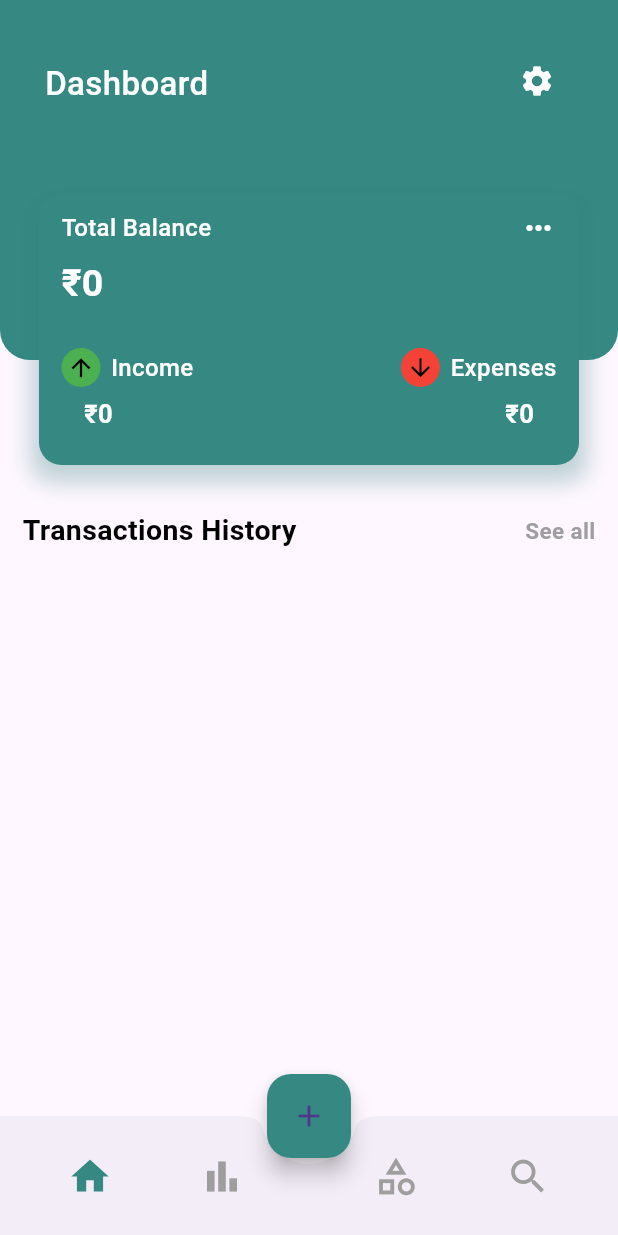
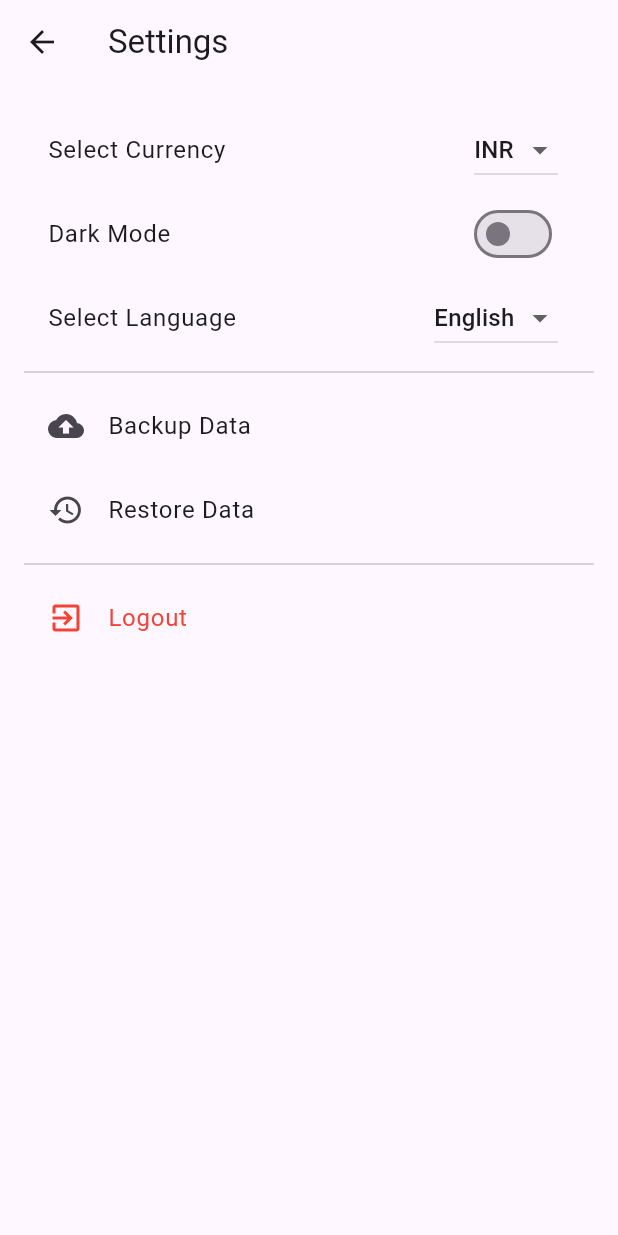
Before and after one commit to yasuo72/Expenses_tracker, a Flutter app: the screen it shows after launch, after a tap on the "settings" icon, on a phone screen of 412 x 824 dp. Run offline on Flutter 3.47's test engine with Material 3 defaults, Android fonts, the phone set to English and light mode, and no system bars; our stand-ins replace hive, hive_flutter, shared_preferences, syncfusion_flutter_charts; accounts and stored records are empty.

```diff
--- a/lib/data/utilty.dart
+++ b/lib/data/utilty.dart
@@ -3,7 +3,7 @@ import 'package:hive/hive.dart';
 import 'package:intl/intl.dart';
 
 final box = Hive.box<Transaction>('transactions');
-String selectedCurrency = 'INR'; // डिफ़ॉल्ट करेंसी
+String selectedCurrency = 'INR'; // Default currency set to INR
 
 int totalBalance() {
   var transactions = box.values.toList();
@@ -91,11 +91,13 @@ List<int> time(List<Transaction> transactions, bool hour, bool day, bool month)
   return totals;
 }
 
+// Updated function for INR formatting
 String formatCurrency(int value) {
-  final format = NumberFormat.currency(symbol: '', decimalDigits: 0, locale: 'en_US');
-  return '${getCurrencySymbol(selectedCurrency)}${format.format(value)}';
+  final format = NumberFormat.currency(symbol: '₹', decimalDigits: 2, locale: 'hi_IN');
+  return format.format(value);
 }
 
+// Currency symbol function (No changes needed)
 String getCurrencySymbol(String currencyCode) {
   switch (currencyCode) {
     case 'USD':
--- a/lib/main.dart
+++ b/lib/main.dart
@@ -1,37 +1,41 @@
 import 'package:expanse_management/presentation/widgets/bottom_navbar.dart';
 import 'package:expanse_management/domain/models/category_model.dart';
 import 'package:expanse_management/domain/models/transaction_model.dart';
+import 'package:expanse_management/theme/theme_provider.dart';
 import 'package:flutter/material.dart';
 import 'package:hive_flutter/adapters.dart';
-
-// Future<void> clearData() async {
-//   final appDocumentDirectory =
-//       await path_provider.getApplicationDocumentsDirectory();
-//   Hive.init(appDocumentDirectory.path);
-//   await Hive.deleteFromDisk();
-// }
+import 'package:provider/provider.dart';
 
 void main() async {
-  // WidgetsFlutterBinding.ensureInitialized();
-  // await clearData();
+  WidgetsFlutterBinding.ensureInitialized();
   await Hive.initFlutter();
   Hive.registerAdapter(TransactionAdapter());
   Hive.registerAdapter(CategoryModelAdapter());
   await Hive.openBox<Transaction>('transactions');
   await Hive.openBox<CategoryModel>('categories');
 
-  runApp(const MyApp());
+  runApp(
+    ChangeNotifierProvider(
+      create: (context) => ThemeProvider(),
+      child: const MyApp(),
+    ),
+  );
 }
 
 class MyApp extends StatelessWidget {
   const MyApp({super.key});
 
-  // This widget is the root of your application.
   @override
   Widget build(BuildContext context) {
-    return const MaterialApp(
+    var themeProvider = Provider.of<ThemeProvider>(context);
+
+    return MaterialApp(
       debugShowCheckedModeBanner: false,
-      home: Bottom(),
+      title: 'Expense Tracker',
+      theme: ThemeData.light(),
+      darkTheme: ThemeData.dark(),
+      themeMode: themeProvider.isDarkMode ? ThemeMode.dark : ThemeMode.light,
+      home: const Bottom(),
     );
   }
 }
--- a/lib/presentation/screens/home.dart
+++ b/lib/presentation/screens/home.dart
@@ -3,6 +3,7 @@ import 'package:expanse_management/data/utilty.dart';
 import 'package:expanse_management/domain/models/transaction_model.dart';
 import 'package:flutter/material.dart';
 import 'package:hive_flutter/adapters.dart';
+import 'package:expanse_management/presentation/screens/settings.dart';
 
 class Home extends StatefulWidget {
   const Home({super.key});
@@ -165,7 +166,12 @@ class _HomeState extends State<Home> {
             top: 30,
             right: 30,
             child: IconButton(
-                      onPressed: () {},
+              onPressed: () {
+                Navigator.push(
+                  context,
+                  MaterialPageRoute(builder: (context) => SettingsScreen()),
+                );
+              },
               icon: const Icon(Icons.settings, color: Colors.white),
             ),
           ),
@@ -182,6 +188,8 @@ class _HomeState extends State<Home> {
           ),
         ],
       ),
+
+
             ),
           ],
         ),
--- /dev/null
+++ b/lib/presentation/screens/settings.dart
@@ -0,0 +1,144 @@
+import 'package:flutter/material.dart';
+import 'package:provider/provider.dart';
+import 'package:shared_preferences/shared_preferences.dart';
+import 'package:expanse_management/theme/theme_provider.dart';
+
+class SettingsScreen extends StatefulWidget {
+  @override
+  _SettingsScreenState createState() => _SettingsScreenState();
+}
+
+class _SettingsScreenState extends State<SettingsScreen> {
+  String selectedCurrency = 'INR'; // Default currency
+  String selectedLanguage = 'English';
+  List<String> currencies = ['INR', 'USD', 'EUR', 'GBP', 'JPY', 'AUD'];
+  List<String> languages = ['English', 'Hindi', 'Spanish', 'French'];
+
+  @override
+  void initState() {
+    super.initState();
+    _loadSettings();
+  }
+
+  Future<void> _loadSettings() async {
+    final prefs = await SharedPreferences.getInstance();
+    setState(() {
+      selectedCurrency = prefs.getString('selectedCurrency') ?? 'INR';
+      selectedLanguage = prefs.getString('selectedLanguage') ?? 'English';
+    });
+  }
+
+  Future<void> _saveSetting(String key, dynamic value) async {
+    final prefs = await SharedPreferences.getInstance();
+    if (value is String) {
+      await prefs.setString(key, value);
+    }
+  }
+
+  void _logout() {
+    // Implement logout logic (e.g., Firebase sign-out or clear session)
+    print("User logged out");
+    Navigator.pushReplacementNamed(context, '/login'); // Redirect to login screen
+  }
+
+  Future<void> _backupData() async {
+    // Implement backup logic
+    ScaffoldMessenger.of(context).showSnackBar(
+      SnackBar(content: Text("Backup completed successfully!")),
+    );
+  }
+
+  Future<void> _restoreData() async {
+    // Implement restore logic
+    ScaffoldMessenger.of(context).showSnackBar(
+      SnackBar(content: Text("Data restored successfully!")),
+    );
+  }
+
+  @override
+  Widget build(BuildContext context) {
+    var themeProvider = Provider.of<ThemeProvider>(context);
+
+    return Scaffold(
+      appBar: AppBar(title: Text("Settings")),
+      body: Padding(
+        padding: const EdgeInsets.all(16.0),
+        child: ListView(
+          children: [
+            // Currency Selector
+            ListTile(
+              title: Text("Select Currency"),
+              trailing: DropdownButton<String>(
+                value: selectedCurrency,
+                items: currencies.map((String currency) {
+                  return DropdownMenuItem<String>(
+                    value: currency,
+                    child: Text(currency),
+                  );
+                }).toList(),
+                onChanged: (String? newCurrency) {
+                  if (newCurrency != null) {
+                    setState(() => selectedCurrency = newCurrency);
+                    _saveSetting('selectedCurrency', newCurrency);
+                  }
+                },
+              ),
+            ),
+
+            // Dark Mode Toggle
+            SwitchListTile(
+              title: Text("Dark Mode"),
+              value: themeProvider.isDarkMode,
+              onChanged: (bool value) {
+                themeProvider.toggleTheme();
+              },
+            ),
+
+            // Language Selector
+            ListTile(
+              title: Text("Select Language"),
+              trailing: DropdownButton<String>(
+                value: selectedLanguage,
+                items: languages.map((String language) {
+                  return DropdownMenuItem<String>(
+                    value: language,
+                    child: Text(language),
+                  );
+                }).toList(),
+                onChanged: (String? newLanguage) {
+                  if (newLanguage != null) {
+                    setState(() => selectedLanguage = newLanguage);
+                    _saveSetting('selectedLanguage', newLanguage);
+                  }
+                },
+              ),
+            ),
+
+            Divider(),
+
+            // Backup & Restore Options
+            ListTile(
+              title: Text("Backup Data"),
+              leading: Icon(Icons.backup),
+              onTap: _backupData,
+            ),
+            ListTile(
+              title: Text("Restore Data"),
+              leading: Icon(Icons.restore),
+              onTap: _restoreData,
+            ),
+
+            Divider(),
+
+            // Logout Button
+            ListTile(
+              title: Text("Logout", style: TextStyle(color: Colors.red)),
+              leading: Icon(Icons.exit_to_app, color: Colors.red),
+              onTap: _logout,
+            ),
+          ],
+        ),
+      ),
+    );
+  }
+}
--- /dev/null
+++ b/lib/theme/theme_provider.dart
@@ -0,0 +1,25 @@
+import 'package:flutter/material.dart';
+import 'package:shared_preferences/shared_preferences.dart';
+
+class ThemeProvider extends ChangeNotifier {
+  bool _isDarkMode = false;
+
+  bool get isDarkMode => _isDarkMode;
+
+  ThemeProvider() {
+    _loadTheme();
+  }
+
+  Future<void> _loadTheme() async {
+    final prefs = await SharedPreferences.getInstance();
+    _isDarkMode = prefs.getBool('isDarkMode') ?? false;
+    notifyListeners();
+  }
+
+  Future<void> toggleTheme() async {
+    _isDarkMode = !_isDarkMode;
+    final prefs = await SharedPreferences.getInstance();
+    await prefs.setBool('isDarkMode', _isDarkMode);
+    notifyListeners();
+  }
+}
--- a/pubspec.yaml
+++ b/pubspec.yaml
@@ -35,6 +35,8 @@ dependencies:
   # Use with the CupertinoIcons class for iOS style icons.
   cupertino_icons: ^1.0.2
   syncfusion_flutter_charts: ^21.2.8
+  provider: ^6.0.5
+  shared_preferences: ^2.2.0
   win32: 3.0.0
   hive: ^2.2.3
   hive_flutter: ^1.1.0
```
Also changed, not shown: pubspec.lock, 5 other files. Lines whose indentation alone changed are shown as unchanged.
